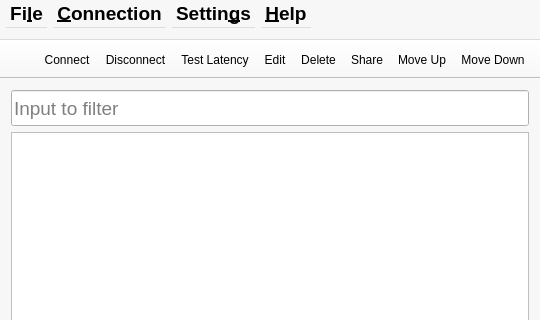
The window that ui/mainwindow.ui (Trojan-Qt5/Trojan-Qt5) describes before a commit, drawn with Qt 5; both pictures show x 0 to 540 and y 0 to 320 of the 540 by 527 pixel window.
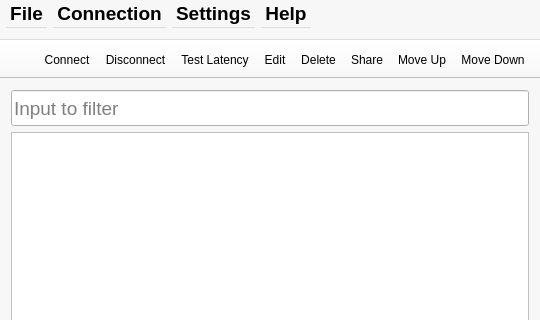
The same window after the commit. Icons and pictures are not drawn.

Diff of the .ui file:
```diff
--- a/ui/mainwindow.ui
+++ b/ui/mainwindow.ui
@@ -210,7 +210,7 @@
      </font>
     </property>
     <property name="title">
-     <string>&amp;Connection</string>
+     <string>Connection</string>
     </property>
     <widget class="QMenu" name="menuManually">
     <property name="title">
@@ -263,7 +263,7 @@
      </font>
     </property>
     <property name="title">
-     <string>Fi&amp;le</string>
+     <string>File</string>
     </property>
     <addaction name="actionImportGUIJson"/>
     <addaction name="actionImportConfigYaml"/>
@@ -281,7 +281,7 @@
      </font>
     </property>
     <property name="title">
-     <string>Settin&amp;gs</string>
+     <string>Settings</string>
     </property>
     <addaction name="actionGeneralSettings"/>
     <addaction name="actionUserRuleSerttings"/>
@@ -295,7 +295,7 @@
      </font>
     </property>
     <property name="title">
-     <string>&amp;Help</string>
+     <string>Help</string>
     </property>
     <addaction name="actionAbout"/>
     <addaction name="actionAboutQt"/>
```
Left out of the diff: 63 changed lines with no effect on the pictures.
